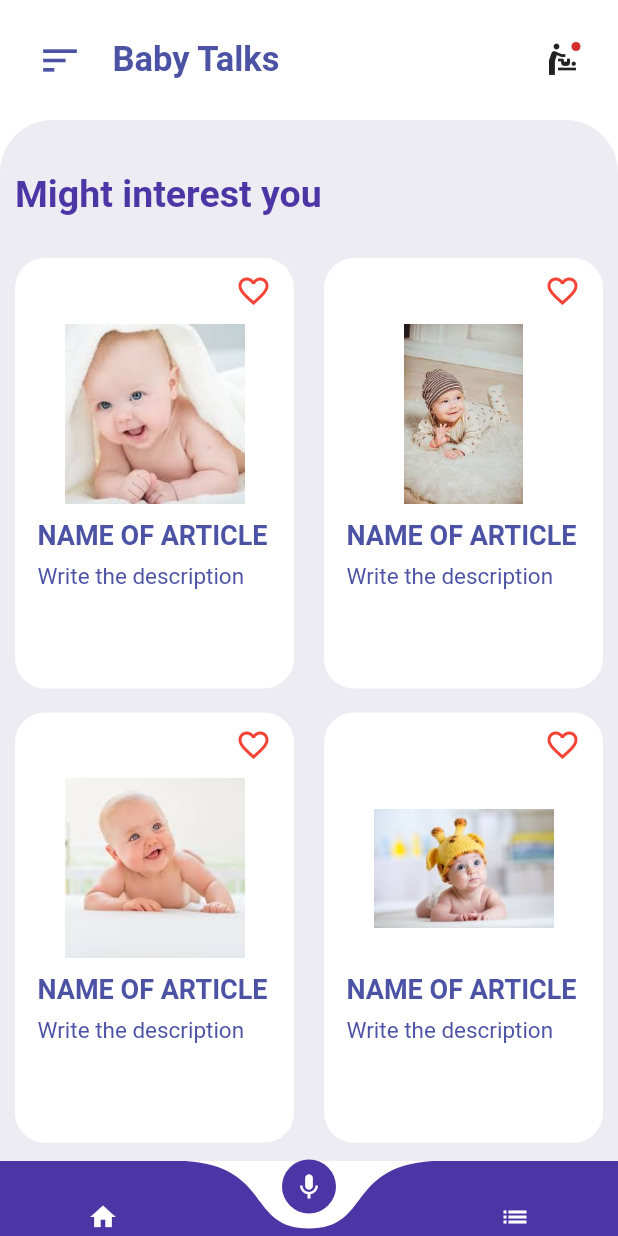
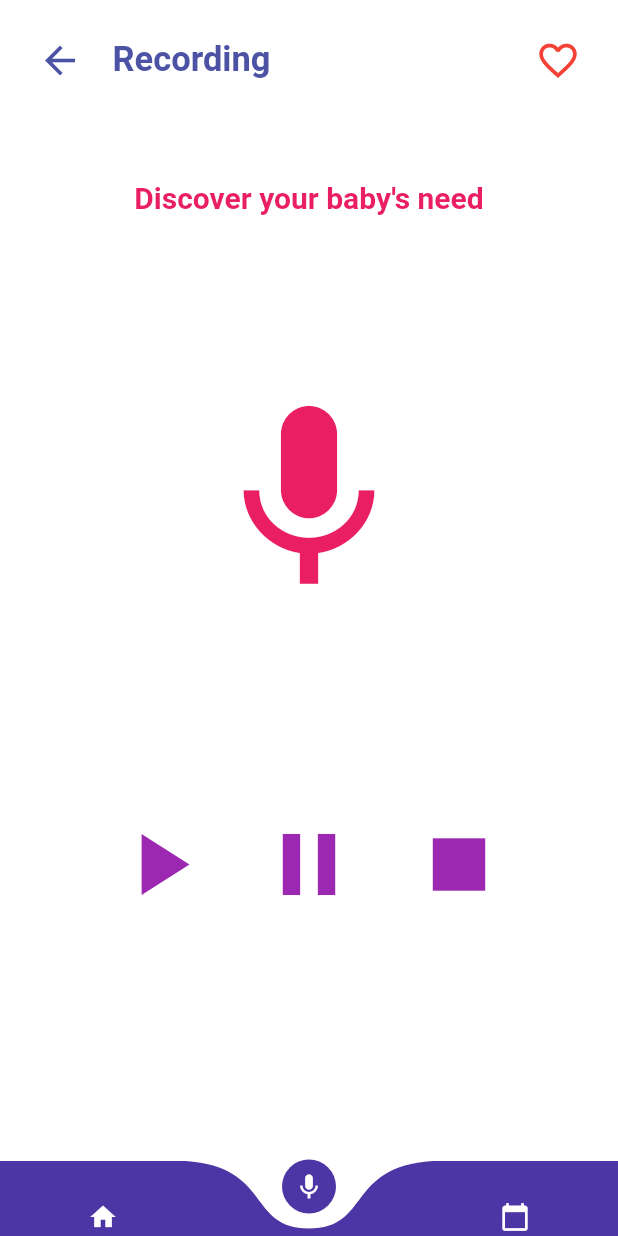
Before and after one commit to Danger-And-Need-Detection-Application/BabyTalks, a Flutter app: the screen it shows after launch, item 2 of the bottom bar chosen, on a phone screen of 412 x 824 dp. Run offline on Flutter 3.47's test engine with Material 2 defaults, Android fonts, the light colour scheme and no system bars; drawn by our look-alikes of curved_navigation_bar; our stand-ins replace table_calendar; missing offline and left inert: clippy_flutter.

Commit message:
realiser la partie front

```diff
--- a/lib/main.dart
+++ b/lib/main.dart
@@ -1,5 +1,9 @@
 import 'package:flutter/material.dart';
 import 'package:babytalk/pages/Homepage.dart';
+import 'package:babytalk/pages/ItemPage.dart';
+import 'package:babytalk/pages/RecordPage.dart';
+import 'package:babytalk/pages/CalenderPage.dart';
+
 
 void main() => runApp(MyApp());
 
@@ -18,8 +22,10 @@ class _MyAppState extends State<MyApp> {
         ),
         routes : {
           "/" : (context) => HomePage(),
-          "/Homepage" : (context) => HomePage()
-
+          "homepage" : (context) => HomePage(),
+          "itemPage" : (context) => ItemPage(),
+          "recordpage" : (context) => RecordPage(),
+          "calenderpage" : (context) => CalenderPage(),
         }
     );
   }
--- /dev/null
+++ b/lib/pages/RecordPage.dart
@@ -0,0 +1,158 @@
+import 'package:flutter/material.dart';
+import 'package:babytalk/widgets/ItemAppBar.dart';
+import 'package:curved_navigation_bar/curved_navigation_bar.dart';
+
+class RecordPage extends StatefulWidget {
+  @override
+  _RecordPageState createState() => _RecordPageState();
+}
+
+class _RecordPageState extends State<RecordPage> {
+  bool _isClicked = false;
+  bool _isRecording = false;
+  bool _isPaused = false;
+
+  void _startRecording() {
+    // TODO: Start recording logic
+    setState(() {
+      _isRecording = true;
+      _isPaused = false;
+    });
+  }
+
+  void _pauseRecording() {
+    // TODO: Pause recording logic
+    setState(() {
+      _isPaused = true;
+    });
+  }
+  @override
+  Widget build(BuildContext context) {
+    return Scaffold(
+      backgroundColor: Colors.white,
+      body: ListView(
+        children: [
+          ItemAppBar("Recording"),
+          Center(
+            child: Container(
+              margin: EdgeInsets.all(40),
+              child: Column(
+                children: [
+                  Text(
+                    "Discover your baby's need",
+                    style: TextStyle(
+                      fontSize: 20,
+                      fontWeight: FontWeight.bold,
+                      color: Colors.pink,
+                    ),
+                  ),
+                ],
+              ),
+            ),
+          ),
+          Container(
+    margin: EdgeInsets.symmetric(vertical: 50.0),
+            width: 200.0,
+            height: 200.0,
+            decoration: BoxDecoration(
+              shape: BoxShape.circle,
+              gradient: LinearGradient(
+                colors: _isClicked
+                    ? [Colors.pink, Colors.pink]
+                    : [Colors.white, Colors.white],
+                begin: Alignment.topLeft,
+                end: Alignment.bottomRight,
+                stops: [0.0, 1.0],
+              ),
+            ),
+            child: InkWell(
+              onTap: () {
+                setState(() {
+                  _isClicked = !_isClicked;
+                });
+              },
+              child: Icon(
+                Icons.mic,
+                size: 150.0,
+                color: _isClicked ? Colors.white : Colors.pink,
+              ),
+            ),
+          ),
+          Container(
+    margin: EdgeInsets.symmetric(vertical: 50.0),
+    child: Row(
+            mainAxisAlignment: MainAxisAlignment.center,
+            children: [
+              SizedBox(
+        width: 100.0,
+        child: IconButton(
+          onPressed: null,
+          icon: Icon(
+            Icons.play_arrow,
+            size: 70,
+            color: Colors.purple,
+          ),
+        ),
+      ),
+              SizedBox(
+        width: 100.0,
+        child: IconButton(
+          onPressed: null,
+          icon: Icon(
+            Icons.pause,
+            size: 70,
+            color: Colors.purple,
+          ),
+        ),
+      ),
+              SizedBox(
+        width: 100.0,
+        child: IconButton(
+          onPressed: null,
+          icon: Icon(
+            Icons.stop,
+            size: 70,
+            color: Colors.purple,
+          ),
+        ),
+      ),
+            ],
+          ),
+          ),
+        ],
+      ),
+      bottomNavigationBar: CurvedNavigationBar(
+        backgroundColor: Colors.transparent,
+        onTap: (index){
+          if(index == 0){
+            Navigator.pushNamed(context, "homepage");
+          }else if(index == 1){
+            Navigator.pushNamed(context, "recordpage");
+          }else{
+            Navigator.pushNamed(context, "calenderpage");
+          }
+        },
+        height: 50,
+        color: Color(0xFF4C35A5),
+        index: 1,
+        items: [
+          Icon(
+            Icons.home ,
+            size: 20 ,
+            color:Colors.white,
+          ),
+          Icon(
+            Icons.mic,
+            size: 20 ,
+            color:Colors.white,
+          ),
+          Icon(
+            Icons.calendar_today,
+            size: 20 ,
+            color:Colors.white,
+          ),
+        ],
+      ),
+    );
+  }
+}
--- /dev/null
+++ b/lib/widgets/ItemAppBar.dart
@@ -0,0 +1,54 @@
+import 'package:flutter/material.dart';
+
+class ItemAppBar extends StatefulWidget {
+  @override
+  _ItemAppBarState createState() => _ItemAppBarState();
+  final String title;
+  ItemAppBar(this.title);
+}
+
+class _ItemAppBarState extends State<ItemAppBar> {
+  bool _isFavorite = false;
+
+  @override
+  Widget build(BuildContext context) {
+    return Container(
+      color: Colors.white,
+      padding: EdgeInsets.all(25),
+      child: Row(
+        children: [
+          InkWell(
+            onTap: () {
+              Navigator.pop(context);
+            },
+            child: Icon(Icons.arrow_back, size: 30, color: Color(0xFF4C53A5)),
+          ),
+          Padding(
+            padding: EdgeInsets.only(left: 20),
+            child: Text(
+              widget.title,
+              style: TextStyle(
+                fontSize: 23,
+                fontWeight: FontWeight.bold,
+                color: Color(0xFF4C53A5),
+              ),
+            ),
+          ),
+          Spacer(),
+          InkWell(
+            onTap: () {
+              setState(() {
+                _isFavorite = !_isFavorite;
+              });
+            },
+            child: Icon(
+              _isFavorite ? Icons.favorite : Icons.favorite_border,
+              size: 30,
+              color: Colors.red,
+            ),
+          ),
+        ],
+      ),
+    );
+  }
+}
--- a/lib/widgets/ItemsWeidget.dart
+++ b/lib/widgets/ItemsWeidget.dart
@@ -30,7 +30,9 @@ class ItemsWeidget extends StatelessWidget {
                 ],
               ),
               InkWell(
-                onTap: () {},
+                onTap: () {
+                  Navigator.pushNamed(context, "itemPage");
+                },
                 child: Container(
                   margin: const EdgeInsets.all(10),
                   child: Image(
--- a/pubspec.yaml
+++ b/pubspec.yaml
@@ -30,6 +30,9 @@ environment:
 dependencies:
   flutter:
     sdk: flutter
+  clippy_flutter: ^2.0.0-nullsafety.0
+  table_calendar: ^3.0.9
+
 
 
   # The following adds the Cupertino Icons font to your application.
```
Also changed, not shown: lib/pages/CalenderPage.dart (added, +77 -0 lines), lib/pages/Homepage.dart (+16 -6 lines), lib/pages/ItemPage.dart (added, +95 -0 lines), lib/widgets/HomeAppBar.dart (+6 -1 lines), pubspec.lock, 2 other files.
